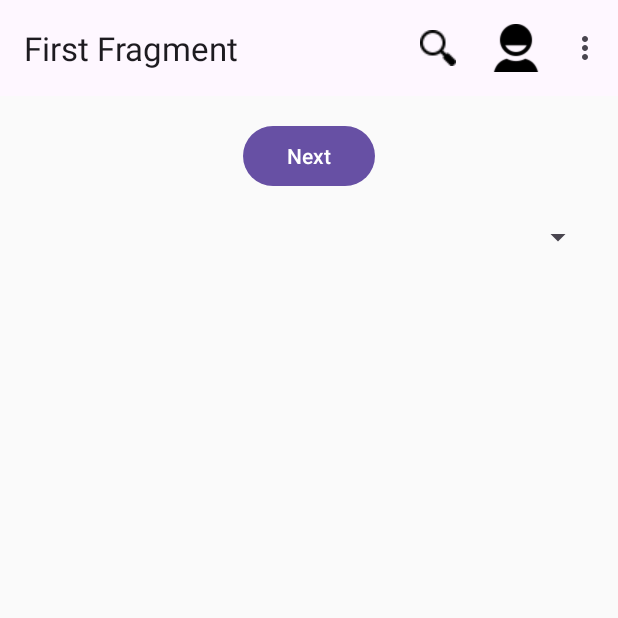
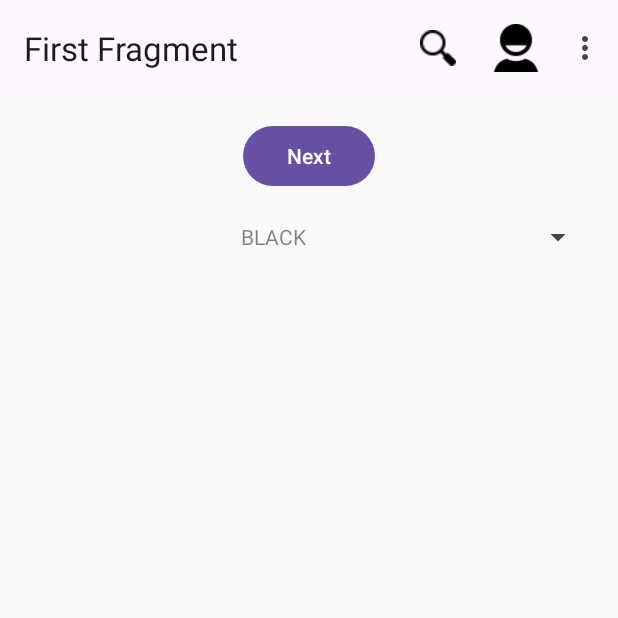
Before and after one commit to RXHXD/UI-UX, an Android app: the screen it shows after launch (MainActivity), on a phone screen of 412 x 824 dp, the top half of it. Run offline under Robolectric (Android 15) with nearby library versions, the phone set to English and light mode, and no system bars; our stand-ins replace navigation-ui.

Commit message:
Lecture November 15 Done

```diff
--- /dev/null
+++ b/AfterMidTerm/app/src/main/java/com/example/aftermid/ColorSpec.java
@@ -0,0 +1,27 @@
+package com.example.aftermid;
+
+public class ColorSpec {
+     private String ColorDesc;
+     private int ColorVal;
+
+    public ColorSpec(String colorDesc, int colorVal) {
+        ColorDesc = colorDesc;
+        ColorVal = colorVal;
+    }
+
+    public String getColorDesc() {
+        return ColorDesc;
+    }
+
+    public void setColorDesc(String colorDesc) {
+        ColorDesc = colorDesc;
+    }
+
+    public int getColorVal() {
+        return ColorVal;
+    }
+
+    public void setColorVal(int colorVal) {
+        ColorVal = colorVal;
+    }
+}
--- /dev/null
+++ b/AfterMidTerm/app/src/main/java/com/example/aftermid/ColorSpecAdapter.java
@@ -0,0 +1,47 @@
+package com.example.aftermid;
+
+import android.view.LayoutInflater;
+import android.view.View;
+import android.view.ViewGroup;
+import android.widget.BaseAdapter;
+
+import com.example.aftermid.databinding.LayoutColoritemBinding;
+
+import java.util.List;
+
+public class ColorSpecAdapter extends BaseAdapter {
+    public ColorSpecAdapter(List<ColorSpec> colorList) {
+        ColorList = colorList;
+    }
+
+    List<ColorSpec>  ColorList;
+   LayoutColoritemBinding coloritemBinding;
+
+    @Override
+    public int getCount() {
+        return ColorList.size();
+    }
+
+    @Override
+    public Object getItem(int i) {
+        return ColorList.get(i);
+    }
+
+    @Override
+    public long getItemId(int i) {
+        return i;
+    }
+
+    @Override
+    public View getView(int i, View view, ViewGroup viewGroup) {
+        if(view == null)
+        {
+            // very important step its viewgroup not view
+           coloritemBinding = LayoutColoritemBinding.inflate(LayoutInflater.from(viewGroup.getContext()),viewGroup,false);
+           coloritemBinding.textViewColorItem.setText(ColorList.get(i).getColorDesc());
+           coloritemBinding.textViewColorItem.setTextColor(ColorList.get(i).getColorVal());
+
+        }
+        return coloritemBinding.getRoot();
+    }
+}
--- /dev/null
+++ b/AfterMidTerm/app/src/main/java/com/example/aftermid/ColorSpecViewModel.java
@@ -0,0 +1,34 @@
+package com.example.aftermid;
+
+import android.os.Handler;
+
+import androidx.lifecycle.LiveData;
+import androidx.lifecycle.MutableLiveData;
+import androidx.lifecycle.ViewModel;
+
+import java.util.List;
+
+public class ColorSpecViewModel extends ViewModel {
+   MutableLiveData<List<ColorSpec>> ColorList = new MutableLiveData<>();
+   public LiveData<List<ColorSpec>> getColorList() {
+           if(ColorList == null)
+           {
+               ColorList = new MutableLiveData<>();
+           }
+         return ColorList;
+   }
+
+   public void loadColorList(List<ColorSpec> colorList)
+   {
+       ColorList.setValue(colorList);
+//       Handler hander = new Handler();
+//       hander.postDelayed(new Runnable() {
+//           @Override
+//           public void run() {
+//               ColorList.setValue(colorList);
+//           }
+//       },1000);
+
+   }
+
+}
--- a/AfterMidTerm/app/src/main/java/com/example/aftermid/FirstFragment.java
+++ b/AfterMidTerm/app/src/main/java/com/example/aftermid/FirstFragment.java
@@ -7,11 +7,20 @@ import android.view.ViewGroup;
 
 import androidx.annotation.NonNull;
 import androidx.fragment.app.Fragment;
+import androidx.lifecycle.Observer;
+import androidx.lifecycle.ViewModelProvider;
+import androidx.navigation.NavHost;
 import androidx.navigation.fragment.NavHostFragment;
 
 import com.example.aftermid.databinding.FragmentFirstBinding;
 
+import java.util.ArrayList;
+import java.util.List;
+
 public class FirstFragment extends Fragment {
+    List<ColorSpec> FragColors = new ArrayList<>();
+    ColorSpecViewModel colorSpecViewModel;
+    ColorSpecAdapter colorSpecAdapter;
 
     private FragmentFirstBinding binding;
 
@@ -28,6 +37,23 @@ public class FirstFragment extends Fragment {
 
     public void onViewCreated(@NonNull View view, Bundle savedInstanceState) {
         super.onViewCreated(view, savedInstanceState);
+        colorSpecViewModel =  new ViewModelProvider(requireActivity()).get(ColorSpecViewModel.class);
+       colorSpecViewModel.getColorList().observe(getViewLifecycleOwner(), new Observer<List<ColorSpec>>() {
+           @Override
+           public void onChanged(List<ColorSpec> colorSpecs) {
+               FragColors = colorSpecs;
+               colorSpecAdapter = new ColorSpecAdapter(FragColors);
+               binding.spinnerColors.setAdapter(colorSpecAdapter);
+           }
+       });
+        binding.buttonFirst.setOnClickListener(new View.OnClickListener() {
+            @Override
+            public void onClick(View view) {
+             Bundle bundle = new Bundle();
+             bundle.putInt("COLORVAL",FragColors.get(binding.spinnerColors.getSelectedItemPosition()).getColorVal());
+                NavHostFragment.findNavController(FirstFragment.this).navigate(R.id.action_FirstFragment_to_SecondFragment,bundle);
+            }
+        });
 
         binding.buttonFirst.setOnClickListener(new View.OnClickListener() {
             @Override
--- a/AfterMidTerm/app/src/main/java/com/example/aftermid/MainActivity.java
+++ b/AfterMidTerm/app/src/main/java/com/example/aftermid/MainActivity.java
@@ -12,6 +12,7 @@ import androidx.appcompat.app.AppCompatActivity;
 import android.view.View;
 
 import androidx.core.view.WindowCompat;
+import androidx.lifecycle.ViewModelProvider;
 import androidx.navigation.NavController;
 import androidx.navigation.Navigation;
 import androidx.navigation.ui.AppBarConfiguration;
@@ -22,6 +23,10 @@ import com.example.aftermid.databinding.ActivityMainBinding;
 import android.view.Menu;
 import android.view.MenuItem;
 import android.widget.Toast;
+
+import java.util.ArrayList;
+import java.util.Arrays;
+import java.util.List;
 
 public class MainActivity extends AppCompatActivity {
 
@@ -78,6 +83,24 @@ public class MainActivity extends AppCompatActivity {
                         }).show();
             }
         });
+        List<ColorSpec> ColorSpecs = new ArrayList<>();
+        List<String> ColorDescs = new ArrayList<>(Arrays.asList("BLACK","ORANGE","PURPLE"));
+        List<Integer> ColorVals = new ArrayList<>(
+                Arrays.asList(
+                        R.color.black,
+                        Color.rgb(255,165,0),
+                        Color.parseColor("#800080")
+                        )
+        );
+
+        for(int i=0;i< ColorDescs.size();i++)
+        {
+            ColorSpec eachColor = new ColorSpec(ColorDescs.get(i),ColorVals.get(i));
+            ColorSpecs.add(eachColor);
+        }
+        // having value to be given to View Model
+        ColorSpecViewModel colorSpecViewModel = new ViewModelProvider(this).get(ColorSpecViewModel.class);
+        colorSpecViewModel.loadColorList(ColorSpecs);
     }
 
     @Override
--- a/AfterMidTerm/app/src/main/res/layout/fragment_first.xml
+++ b/AfterMidTerm/app/src/main/res/layout/fragment_first.xml
@@ -24,6 +24,7 @@
             android:id="@+id/spinnerColors"
             android:layout_width="0dp"
             android:layout_height="60dp"
+            android:spinnerMode="dropdown"
             app:layout_constraintEnd_toEndOf="parent"
             app:layout_constraintStart_toStartOf="parent"
             app:layout_constraintTop_toBottomOf="@id/button_first" />
--- /dev/null
+++ b/AfterMidTerm/app/src/main/res/layout/layout_coloritem.xml
@@ -0,0 +1,13 @@
+<?xml version="1.0" encoding="utf-8"?>
+<LinearLayout xmlns:android="http://schemas.android.com/apk/res/android"
+    android:layout_width="match_parent"
+    android:layout_height="match_parent">
+
+    <TextView
+        android:id="@+id/textViewColorItem"
+        android:layout_width="wrap_content"
+        android:layout_height="60dp"
+        android:layout_weight="1"
+        android:gravity="center"
+        android:text="TextView" />
+</LinearLayout>
```
